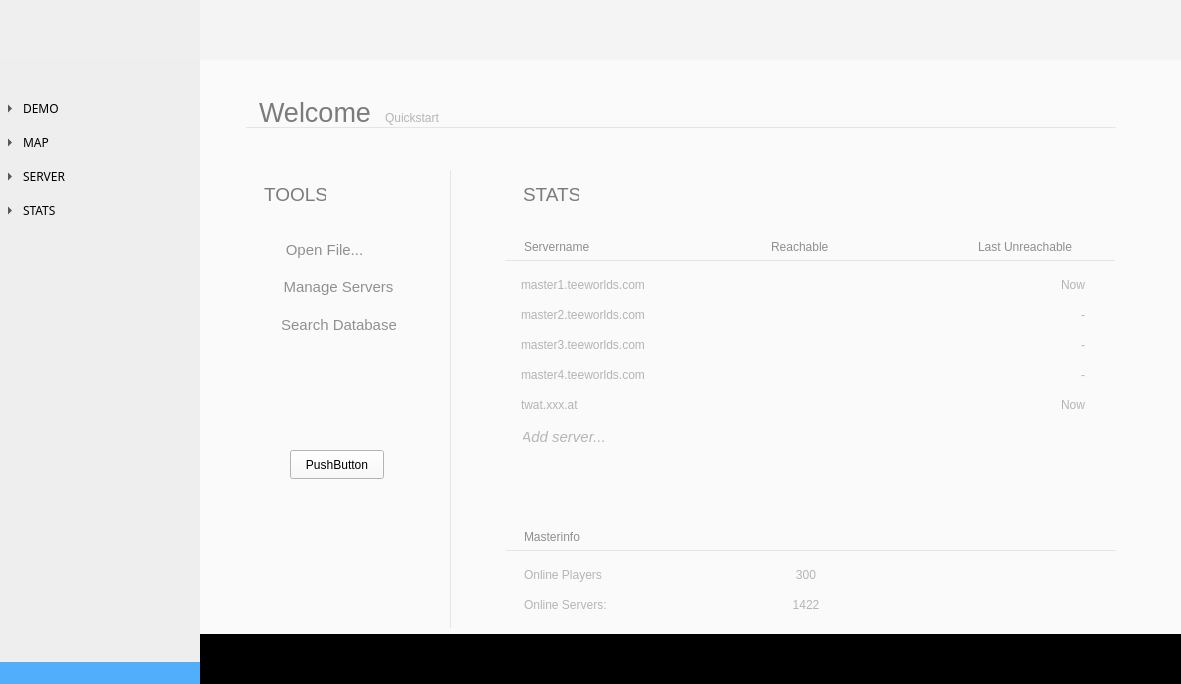
Above: src/ui/ui_layouts/mainwindow.ui from Malekblubb/TWAT-Project before the change. Below: the same form after it.
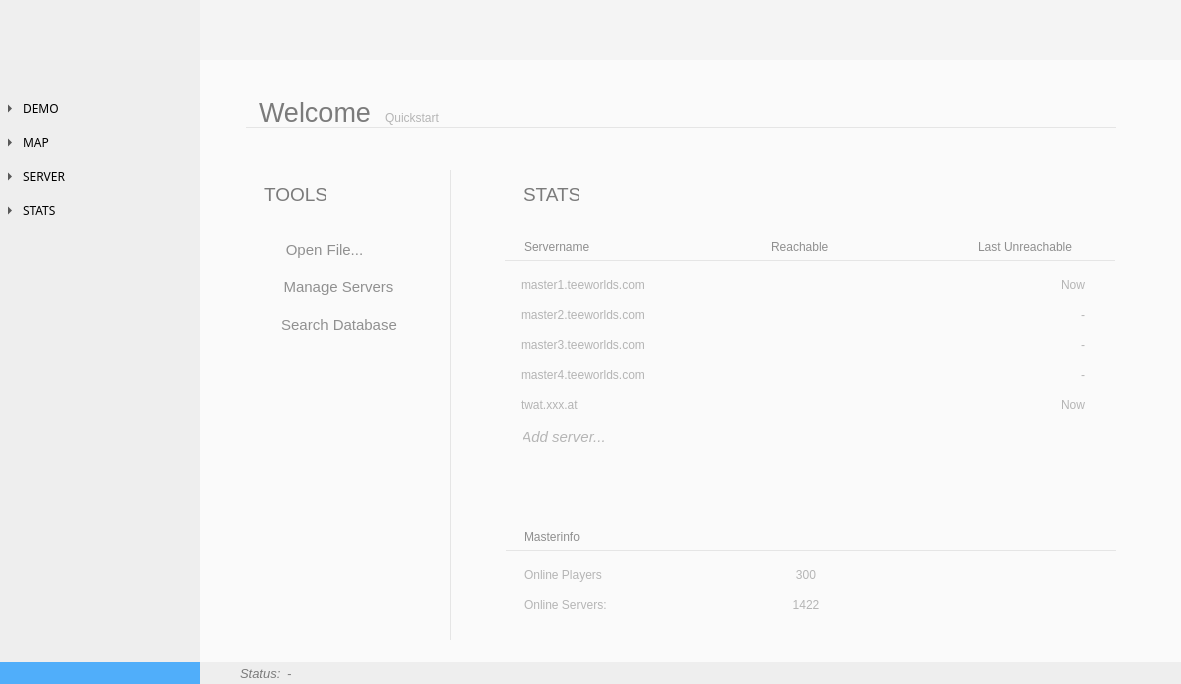
That is the form after the change. The open tabs and pages were chosen to show the change. Icons and pictures are not drawn.

```diff
--- a/src/ui/ui_layouts/mainwindow.ui
+++ b/src/ui/ui_layouts/mainwindow.ui
@@ -4804,19 +4804,6 @@
               <bool>true</bool>
              </property>
             </widget>
-            <widget class="QPushButton" name="pushButton_2">
-             <property name="geometry">
-              <rect>
-               <x>90</x>
-               <y>390</y>
-               <width>94</width>
-               <height>29</height>
-              </rect>
-             </property>
-             <property name="text">
-              <string>PushButton</string>
-             </property>
-            </widget>
            </widget>
           </widget>
          </item>
@@ -4825,18 +4812,330 @@
            <property name="minimumSize">
             <size>
              <width>0</width>
-             <height>50</height>
+             <height>22</height>
             </size>
            </property>
            <property name="maximumSize">
             <size>
              <width>16777215</width>
-             <height>100</height>
+             <height>22</height>
             </size>
            </property>
            <property name="styleSheet">
-            <string notr="true">background-color:#000;</string>
+            <string notr="true">background-color:#eeeeee;</string>
            </property>
+           <layout class="QHBoxLayout" name="horizontalLayout_3">
+            <property name="spacing">
+             <number>0</number>
+            </property>
+            <property name="leftMargin">
+             <number>0</number>
+            </property>
+            <property name="topMargin">
+             <number>0</number>
+            </property>
+            <property name="rightMargin">
+             <number>0</number>
+            </property>
+            <property name="bottomMargin">
+             <number>0</number>
+            </property>
+            <item>
+             <spacer name="horizontalSpacer_2">
+              <property name="orientation">
+               <enum>Qt::Horizontal</enum>
+              </property>
+              <property name="sizeType">
+               <enum>QSizePolicy::Fixed</enum>
+              </property>
+              <property name="sizeHint" stdset="0">
+               <size>
+                <width>40</width>
+                <height>19</height>
+               </size>
+              </property>
+             </spacer>
+            </item>
+            <item>
+             <layout class="QHBoxLayout" name="horizontalLayout">
+              <item>
+               <widget class="QLabel" name="m_lbStatusbarStatus">
+                <property name="palette">
+                 <palette>
+                  <active>
+                   <colorrole role="WindowText">
+                    <brush brushstyle="SolidPattern">
+                     <color alpha="255">
+                      <red>123</red>
+                      <green>123</green>
+                      <blue>123</blue>
+                     </color>
+                    </brush>
+                   </colorrole>
+                   <colorrole role="Button">
+                    <brush brushstyle="SolidPattern">
+                     <color alpha="255">
+                      <red>238</red>
+                      <green>238</green>
+                      <blue>238</blue>
+                     </color>
+                    </brush>
+                   </colorrole>
+                   <colorrole role="Base">
+                    <brush brushstyle="SolidPattern">
+                     <color alpha="255">
+                      <red>238</red>
+                      <green>238</green>
+                      <blue>238</blue>
+                     </color>
+                    </brush>
+                   </colorrole>
+                   <colorrole role="Window">
+                    <brush brushstyle="SolidPattern">
+                     <color alpha="255">
+                      <red>238</red>
+                      <green>238</green>
+                      <blue>238</blue>
+                     </color>
+                    </brush>
+                   </colorrole>
+                  </active>
+                  <inactive>
+                   <colorrole role="WindowText">
+                    <brush brushstyle="SolidPattern">
+                     <color alpha="255">
+                      <red>123</red>
+                      <green>123</green>
+                      <blue>123</blue>
+                     </color>
+                    </brush>
+                   </colorrole>
+                   <colorrole role="Button">
+                    <brush brushstyle="SolidPattern">
+                     <color alpha="255">
+                      <red>238</red>
+                      <green>238</green>
+                      <blue>238</blue>
+                     </color>
+                    </brush>
+                   </colorrole>
+                   <colorrole role="Base">
+                    <brush brushstyle="SolidPattern">
+                     <color alpha="255">
+                      <red>238</red>
+                      <green>238</green>
+                      <blue>238</blue>
+                     </color>
+                    </brush>
+                   </colorrole>
+                   <colorrole role="Window">
+                    <brush brushstyle="SolidPattern">
+                     <color alpha="255">
+                      <red>238</red>
+                      <green>238</green>
+                      <blue>238</blue>
+                     </color>
+                    </brush>
+                   </colorrole>
+                  </inactive>
+                  <disabled>
+                   <colorrole role="WindowText">
+                    <brush brushstyle="SolidPattern">
+                     <color alpha="255">
+                      <red>142</red>
+                      <green>142</green>
+                      <blue>142</blue>
+                     </color>
+                    </brush>
+                   </colorrole>
+                   <colorrole role="Button">
+                    <brush brushstyle="SolidPattern">
+                     <color alpha="255">
+                      <red>238</red>
+                      <green>238</green>
+                      <blue>238</blue>
+                     </color>
+                    </brush>
+                   </colorrole>
+                   <colorrole role="Base">
+                    <brush brushstyle="SolidPattern">
+                     <color alpha="255">
+                      <red>238</red>
+                      <green>238</green>
+                      <blue>238</blue>
+                     </color>
+                    </brush>
+                   </colorrole>
+                   <colorrole role="Window">
+                    <brush brushstyle="SolidPattern">
+                     <color alpha="255">
+                      <red>238</red>
+                      <green>238</green>
+                      <blue>238</blue>
+                     </color>
+                    </brush>
+                   </colorrole>
+                  </disabled>
+                 </palette>
+                </property>
+                <property name="font">
+                 <font>
+                  <pointsize>10</pointsize>
+                  <italic>true</italic>
+                 </font>
+                </property>
+                <property name="text">
+                 <string>Status:</string>
+                </property>
+               </widget>
+              </item>
+              <item>
+               <widget class="QLabel" name="m_lbStatusbarStatusText">
+                <property name="palette">
+                 <palette>
+                  <active>
+                   <colorrole role="WindowText">
+                    <brush brushstyle="SolidPattern">
+                     <color alpha="255">
+                      <red>123</red>
+                      <green>123</green>
+                      <blue>123</blue>
+                     </color>
+                    </brush>
+                   </colorrole>
+                   <colorrole role="Button">
+                    <brush brushstyle="SolidPattern">
+                     <color alpha="255">
+                      <red>238</red>
+                      <green>238</green>
+                      <blue>238</blue>
+                     </color>
+                    </brush>
+                   </colorrole>
+                   <colorrole role="Base">
+                    <brush brushstyle="SolidPattern">
+                     <color alpha="255">
+                      <red>238</red>
+                      <green>238</green>
+                      <blue>238</blue>
+                     </color>
+                    </brush>
+                   </colorrole>
+                   <colorrole role="Window">
+                    <brush brushstyle="SolidPattern">
+                     <color alpha="255">
+                      <red>238</red>
+                      <green>238</green>
+                      <blue>238</blue>
+                     </color>
+                    </brush>
+                   </colorrole>
+                  </active>
+                  <inactive>
+                   <colorrole role="WindowText">
+                    <brush brushstyle="SolidPattern">
+                     <color alpha="255">
+                      <red>123</red>
+                      <green>123</green>
+                      <blue>123</blue>
+                     </color>
+                    </brush>
+                   </colorrole>
+                   <colorrole role="Button">
+                    <brush brushstyle="SolidPattern">
+                     <color alpha="255">
+                      <red>238</red>
+                      <green>238</green>
+                      <blue>238</blue>
+                     </color>
+                    </brush>
+                   </colorrole>
+                   <colorrole role="Base">
+                    <brush brushstyle="SolidPattern">
+                     <color alpha="255">
+                      <red>238</red>
+                      <green>238</green>
+                      <blue>238</blue>
+                     </color>
+                    </brush>
+                   </colorrole>
+                   <colorrole role="Window">
+                    <brush brushstyle="SolidPattern">
+                     <color alpha="255">
+                      <red>238</red>
+                      <green>238</green>
+                      <blue>238</blue>
+                     </color>
+                    </brush>
+                   </colorrole>
+                  </inactive>
+                  <disabled>
+                   <colorrole role="WindowText">
+                    <brush brushstyle="SolidPattern">
+                     <color alpha="255">
+                      <red>142</red>
+                      <green>142</green>
+                      <blue>142</blue>
+                     </color>
+                    </brush>
+                   </colorrole>
+                   <colorrole role="Button">
+                    <brush brushstyle="SolidPattern">
+                     <color alpha="255">
+                      <red>238</red>
+                      <green>238</green>
+                      <blue>238</blue>
+                     </color>
+                    </brush>
+                   </colorrole>
+                   <colorrole role="Base">
+                    <brush brushstyle="SolidPattern">
+                     <color alpha="255">
+                      <red>238</red>
+                      <green>238</green>
+                      <blue>238</blue>
+                     </color>
+                    </brush>
+                   </colorrole>
+                   <colorrole role="Window">
+                    <brush brushstyle="SolidPattern">
+                     <color alpha="255">
+                      <red>238</red>
+                      <green>238</green>
+                      <blue>238</blue>
+                     </color>
+                    </brush>
+                   </colorrole>
+                  </disabled>
+                 </palette>
+                </property>
+                <property name="font">
+                 <font>
+                  <pointsize>10</pointsize>
+                  <italic>true</italic>
+                 </font>
+                </property>
+                <property name="text">
+                 <string>-</string>
+                </property>
+               </widget>
+              </item>
+             </layout>
+            </item>
+            <item>
+             <spacer name="horizontalSpacer">
+              <property name="orientation">
+               <enum>Qt::Horizontal</enum>
+              </property>
+              <property name="sizeHint" stdset="0">
+               <size>
+                <width>875</width>
+                <height>19</height>
+               </size>
+              </property>
+             </spacer>
+            </item>
+           </layout>
           </widget>
          </item>
         </layout>
```
Left out of the diff: 2 changed lines with no effect on the pictures.
